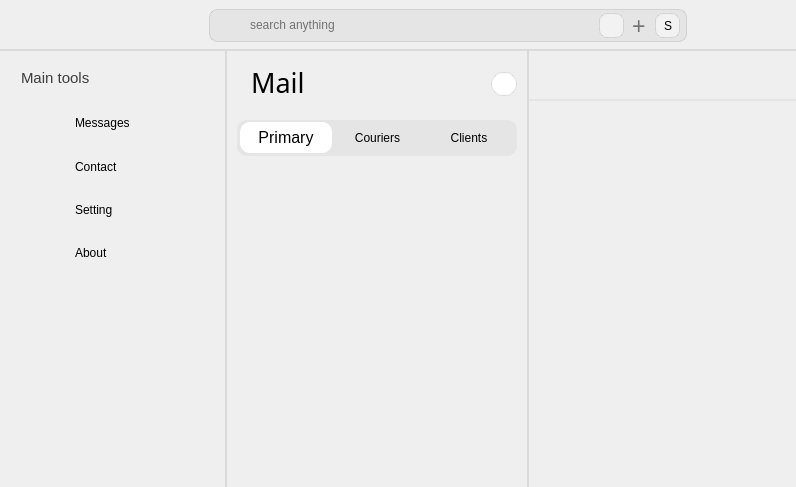
The window that mainwindow.ui (benzidane027/EmailsApp) describes before a commit, drawn with Qt 5.
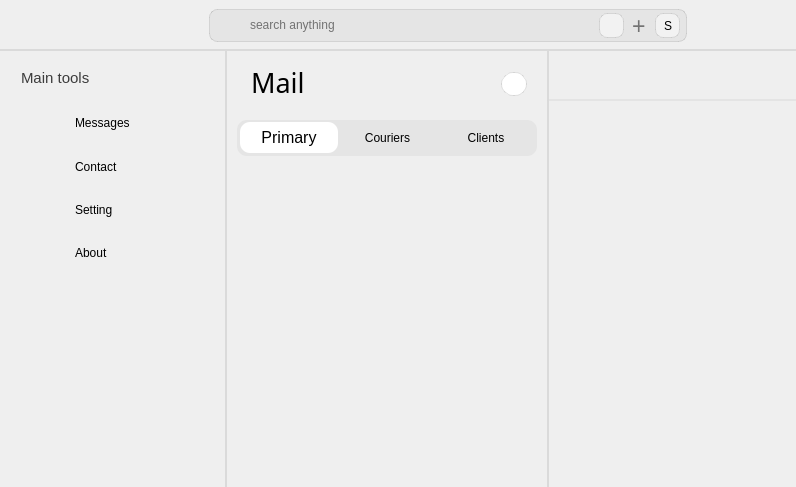
The same window after the commit. Icons and pictures are not drawn.

Patch:
```diff
--- a/mainwindow.ui
+++ b/mainwindow.ui
@@ -1019,13 +1019,13 @@
                        </property>
                        <property name="minimumSize">
                         <size>
-                         <width>300</width>
+                         <width>320</width>
                          <height>0</height>
                         </size>
                        </property>
                        <property name="maximumSize">
                         <size>
-                         <width>350</width>
+                         <width>400</width>
                          <height>16777215</height>
                         </size>
                        </property>
@@ -1309,7 +1309,7 @@
                                <rect>
                                 <x>0</x>
                                 <y>0</y>
-                                <width>300</width>
+                                <width>320</width>
                                 <height>304</height>
                                </rect>
                               </property>
```
